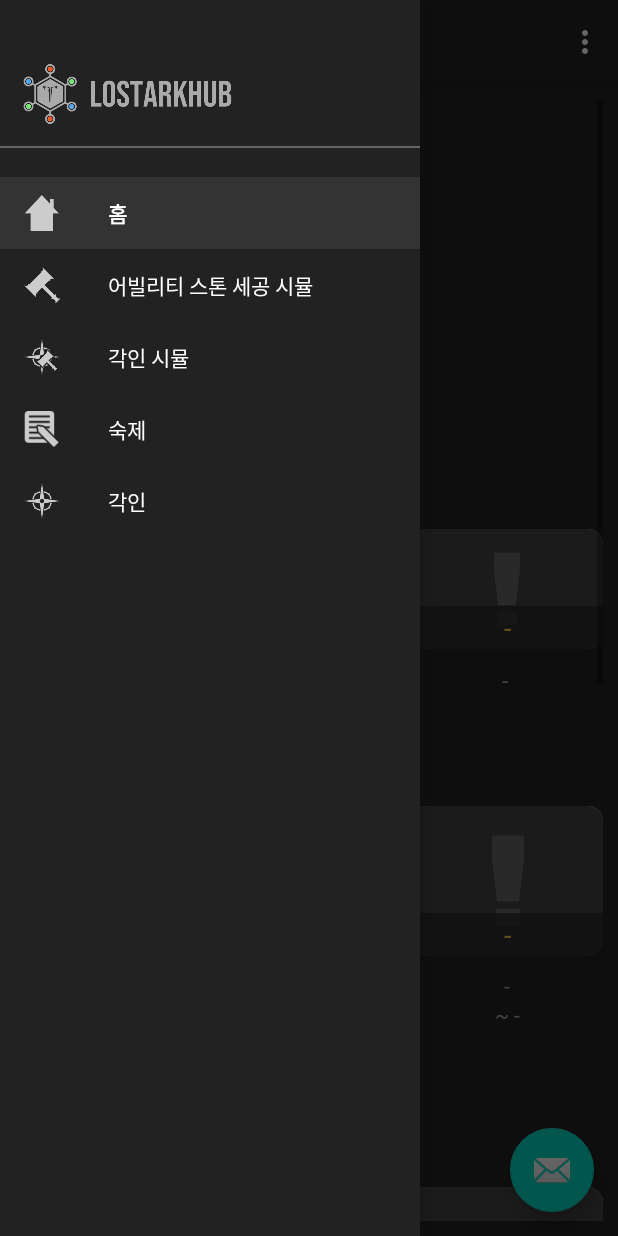
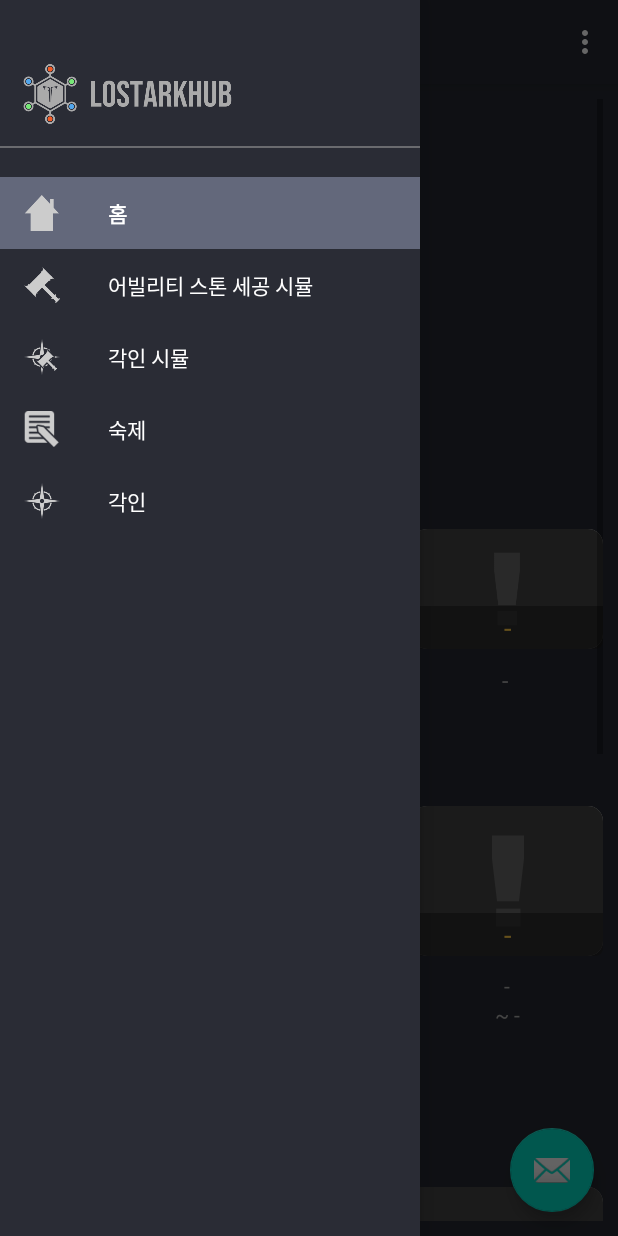
Before and after one commit to zeratul188/LostArkHub, an Android app: the screen it shows after launch (MainActivity), with the side drawer open, on a phone screen of 412 x 824 dp. Run offline under Robolectric (Android 15) with nearby library versions, the phone set to English and light mode, and no system bars; our stand-ins replace Firebase (no records; nobody signed in at launch, a user with empty details on screens opened directly), navigation-ui.

Commit message:
20211030 2030 박성민

```diff
--- a/app/src/main/res/drawable/nav_background.xml
+++ b/app/src/main/res/drawable/nav_background.xml
@@ -2,12 +2,12 @@
 <selector xmlns:android="http://schemas.android.com/apk/res/android">
     <item android:state_checked="true">
         <shape>
-            <solid android:color="#333333"/>
+            <solid android:color="#63687b"/>
         </shape>
     </item>
     <item android:state_checked="false">
         <shape>
-            <solid android:color="#222222"/>
+            <solid android:color="#2a2c35"/>
         </shape>
     </item>
 </selector>
--- a/app/src/main/res/layout/abilitystoneitem.xml
+++ b/app/src/main/res/layout/abilitystoneitem.xml
@@ -3,7 +3,7 @@
     android:layout_width="match_parent" android:layout_height="30dp"
     android:id="@+id/txtSpinnerItem"
     android:padding="5dp"
-    android:textSize="15sp" android:background="#222222"
+    android:textSize="15sp" android:background="#262931"
     android:gravity="center"
     android:textColor="#FFFFFF">
 </TextView>
--- a/app/src/main/res/layout/activity_main.xml
+++ b/app/src/main/res/layout/activity_main.xml
@@ -18,7 +18,7 @@
         android:layout_width="wrap_content"
         android:layout_height="match_parent"
         android:layout_gravity="start"
-        android:background="#222222"
+        android:background="#2a2c35"
         app:itemTextColor="#FFFFFF"
         app:itemIconTint="#cccccc"
         app:itemBackground="@drawable/nav_background"
--- a/app/src/main/res/layout/fragment_gallery.xml
+++ b/app/src/main/res/layout/fragment_gallery.xml
@@ -4,7 +4,7 @@
     xmlns:tools="http://schemas.android.com/tools"
     android:layout_width="match_parent"
     android:layout_height="match_parent"
-    android:background="#222222"
+    android:background="#262931"
     android:orientation="vertical"
     android:padding="10dp"
     tools:context=".ui.gallery.GalleryFragment">
--- a/app/src/main/res/layout/fragment_home.xml
+++ b/app/src/main/res/layout/fragment_home.xml
@@ -5,7 +5,7 @@
     android:layout_width="match_parent"
     android:layout_height="match_parent"
     android:padding="10dp"
-    android:background="#222222"
+    android:background="#262931"
     tools:context=".ui.home.HomeFragment">
     <LinearLayout
         android:layout_width="match_parent"
@@ -423,57 +423,38 @@
             </LinearLayout>
         </FrameLayout>
         <TextView
-            android:layout_width="wrap_content"
+            android:layout_width="match_parent"
             android:layout_height="wrap_content"
             android:text="업데이트 내역"
             android:textSize="22sp"
-            android:layout_marginBottom="10dp"
+            android:background="#191b20"
+            android:padding="15dp"
             android:layout_marginTop="30dp"
             android:textColor="#FFFFFF"/>
-        <ImageView
-            android:layout_width="match_parent"
-            android:layout_height="20dp"
-            android:scaleType="fitXY"
-            android:src="@drawable/top_line"/>
         <ListView
             android:layout_width="match_parent"
-            android:layout_height="300dp"
-            android:layout_marginLeft="5dp"
-            android:layout_marginRight="5dp"
+            android:layout_height="200dp"
+            android:background="#1d2026"
+            android:padding="5dp"
+            android:divider="#00000000"
             android:id="@+id/listUpdate"/>
-        <ImageView
+        <TextView
             android:layout_width="match_parent"
-            android:layout_height="20dp"
-            android:scaleType="fitXY"
-            android:src="@drawable/bottom_line"/>
-        <TextView
-            android:layout_width="wrap_content"
             android:layout_height="wrap_content"
             android:text="로스트아크허브 공지사항"
+            android:padding="15dp"
             android:textSize="22sp"
-            android:layout_marginBottom="10dp"
+            android:background="#191b20"
             android:layout_marginTop="30dp"
             android:textColor="#FFFFFF"/>
-        <ImageView
-            android:layout_width="match_parent"
-            android:layout_height="20dp"
-            android:scaleType="fitXY"
-            android:src="@drawable/top_line"/>
         <TextView
             android:layout_width="match_parent"
             android:layout_height="wrap_content"
             android:id="@+id/txtAlarm"
-            android:gravity="center"
             android:text="-"
-            android:layout_marginLeft="5dp"
-            android:layout_marginRight="5dp"
+            android:background="#1d2026"
+            android:padding="15dp"
             android:textSize="16sp"
             android:textColor="#ffffff"/>
-        <ImageView
-            android:layout_width="match_parent"
-            android:layout_height="20dp"
-            android:scaleType="fitXY"
-            android:layout_marginBottom="50dp"
-            android:src="@drawable/bottom_line"/>
     </LinearLayout>
 </ScrollView>
--- a/app/src/main/res/layout/nav_header_main.xml
+++ b/app/src/main/res/layout/nav_header_main.xml
@@ -4,7 +4,7 @@
     android:layout_width="match_parent"
     android:layout_height="@dimen/nav_header_height"
     android:orientation="vertical"
-    android:background="#222222"
+    android:background="#2a2c35"
     android:theme="@style/ThemeOverlay.AppCompat.Dark">
 
     <!--
--- a/app/src/main/res/layout/selectstampdialog.xml
+++ b/app/src/main/res/layout/selectstampdialog.xml
@@ -1,7 +1,7 @@
 <?xml version="1.0" encoding="utf-8"?>
 <LinearLayout xmlns:android="http://schemas.android.com/apk/res/android"
     android:orientation="vertical" android:layout_width="match_parent"
-    android:layout_height="match_parent" android:background="#222222">
+    android:layout_height="match_parent" android:background="#2a2c35">
     <TextView
         android:layout_width="match_parent"
         android:layout_height="50dp"
--- a/app/src/main/res/layout/stampitem.xml
+++ b/app/src/main/res/layout/stampitem.xml
@@ -3,7 +3,7 @@
     android:layout_width="match_parent" android:layout_height="30dp"
     android:id="@+id/txtSpinnerItem"
     android:padding="5dp"
-    android:textSize="15sp" android:background="#222222"
+    android:textSize="15sp" android:background="#1d2026"
     android:gravity="center"
     android:textColor="#FFFFFF">
 </TextView>
--- a/app/src/main/res/layout/stamplayout.xml
+++ b/app/src/main/res/layout/stamplayout.xml
@@ -1,7 +1,7 @@
 <?xml version="1.0" encoding="utf-8"?>
 <LinearLayout xmlns:android="http://schemas.android.com/apk/res/android"
     android:orientation="horizontal" android:layout_width="match_parent"
-    android:background="#222222"
+    android:background="#1d2026"
     android:layout_height="match_parent">
     <FrameLayout
         android:layout_width="60dp"
--- a/app/src/main/res/layout/stamplistitem.xml
+++ b/app/src/main/res/layout/stamplistitem.xml
@@ -1,7 +1,7 @@
 <?xml version="1.0" encoding="utf-8"?>
 <LinearLayout xmlns:android="http://schemas.android.com/apk/res/android"
     android:orientation="horizontal" android:layout_width="match_parent"
-    android:layout_height="match_parent" android:background="#222222"
+    android:layout_height="match_parent" android:background="#2a2c35"
     android:gravity="center"
     android:padding="10dp">
     <FrameLayout
--- a/app/src/main/res/layout/stamplistlayout.xml
+++ b/app/src/main/res/layout/stamplistlayout.xml
@@ -1,7 +1,7 @@
 <?xml version="1.0" encoding="utf-8"?>
 <LinearLayout xmlns:android="http://schemas.android.com/apk/res/android"
     android:orientation="vertical" android:layout_width="match_parent"
-    android:layout_height="match_parent"  android:background="#222222">
+    android:layout_height="match_parent"  android:background="#2a2c35">
     <TextView
         android:layout_width="match_parent"
         android:layout_height="50dp"
--- a/app/src/main/res/values/colors.xml
+++ b/app/src/main/res/values/colors.xml
@@ -1,7 +1,7 @@
 <?xml version="1.0" encoding="utf-8"?>
 <resources>
-    <color name="colorPrimary">#222222</color>
-    <color name="colorPrimaryDark">#222222</color>
+    <color name="colorPrimary">#262931</color>
+    <color name="colorPrimaryDark">#262931</color>
     <color name="colorAccent">#03DAC5</color>
     <color name="normal">#2093A8</color>
     <color name="epic">#9B53D2</color>
```
Also changed, not shown: app/src/main/java/com/example/lostarkapplication/ui/slideshow/SlideshowFragment.java (+0 -40 lines), app/src/main/res/layout/fragment_slideshow.xml (+48 -82 lines).
